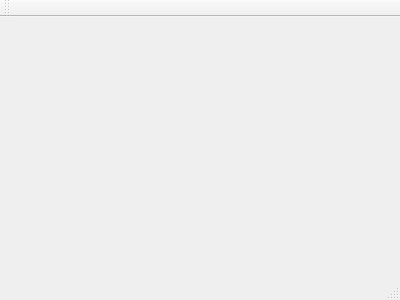
wolf-bolin/Jigsaw, file Jigsaw/Jigsaw/mainwindow.ui: the form before one commit.
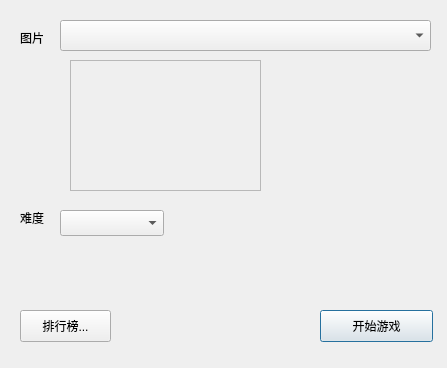
The form after the commit.

Diff of the .ui file:
```diff
--- a/Jigsaw/Jigsaw/mainwindow.ui
+++ b/Jigsaw/Jigsaw/mainwindow.ui
@@ -1,24 +1,134 @@
 <ui version="4.0">
  <class>MainWindow</class>
- <widget class="QMainWindow" name="MainWindow" >
-  <property name="geometry" >
+ <widget class="QMainWindow" name="MainWindow">
+  <property name="geometry">
    <rect>
     <x>0</x>
     <y>0</y>
-    <width>400</width>
-    <height>300</height>
+    <width>447</width>
+    <height>368</height>
    </rect>
   </property>
   <property name="windowTitle" >
    <string>MainWindow</string>
   </property>
-  <widget class="QMenuBar" name="menuBar" />
-  <widget class="QToolBar" name="mainToolBar" />
-  <widget class="QWidget" name="centralWidget" />
-  <widget class="QStatusBar" name="statusBar" />
+  <widget class="QWidget" name="centralWidget">
+   <widget class="QComboBox" name="Image_comboBox">
+    <property name="geometry">
+     <rect>
+      <x>60</x>
+      <y>20</y>
+      <width>371</width>
+      <height>31</height>
+     </rect>
+    </property>
+    <property name="currentText">
+     <string/>
+    </property>
+   </widget>
+   <widget class="QPushButton" name="StartGame_Button">
+    <property name="geometry">
+     <rect>
+      <x>320</x>
+      <y>310</y>
+      <width>113</width>
+      <height>32</height>
+     </rect>
+    </property>
+    <property name="text">
+     <string>开始游戏</string>
+    </property>
+    <property name="checkable">
+     <bool>false</bool>
+    </property>
+    <property name="autoDefault">
+     <bool>false</bool>
+    </property>
+    <property name="default">
+     <bool>true</bool>
+    </property>
+    <property name="flat">
+     <bool>false</bool>
+    </property>
+   </widget>
+   <widget class="QLabel" name="Image_label">
+    <property name="geometry">
+     <rect>
+      <x>20</x>
+      <y>30</y>
+      <width>41</width>
+      <height>16</height>
+     </rect>
+    </property>
+    <property name="text">
+     <string>图片</string>
+    </property>
+   </widget>
+   <widget class="QLabel" name="Difficulty_label">
+    <property name="geometry">
+     <rect>
+      <x>20</x>
+      <y>210</y>
+      <width>31</width>
+      <height>16</height>
+     </rect>
+    </property>
+    <property name="text">
+     <string>难度</string>
+    </property>
+   </widget>
+   <widget class="QComboBox" name="Difficulty_comboBox">
+    <property name="geometry">
+     <rect>
+      <x>60</x>
+      <y>210</y>
+      <width>104</width>
+      <height>26</height>
+     </rect>
+    </property>
+   </widget>
+   <widget class="QPushButton" name="WorldRank_Button">
+    <property name="geometry">
+     <rect>
+      <x>20</x>
+      <y>310</y>
+      <width>91</width>
+      <height>32</height>
+     </rect>
+    </property>
+    <property name="text">
+     <string>排行榜...</string>
+    </property>
+   </widget>
+   <widget class="QFrame" name="frame">
+    <property name="geometry">
+     <rect>
+      <x>70</x>
+      <y>60</y>
+      <width>191</width>
+      <height>131</height>
+     </rect>
+    </property>
+    <property name="frameShape">
+     <enum>QFrame::StyledPanel</enum>
+    </property>
+    <property name="frameShadow">
+     <enum>QFrame::Raised</enum>
+    </property>
+   </widget>
+  </widget>
+  <widget class="QMenuBar" name="menuBar">
+   <property name="geometry">
+    <rect>
+     <x>0</x>
+     <y>0</y>
+     <width>447</width>
+     <height>22</height>
+    </rect>
+   </property>
+  </widget>
  </widget>
- <layoutDefault spacing="6" margin="11" />
- <pixmapfunction></pixmapfunction>
+ <layoutdefault spacing="6" margin="11"/>
  <resources/>
  <connections/>
 </ui>
```
Left out of the diff: 3 changed lines with no effect on the pictures.
